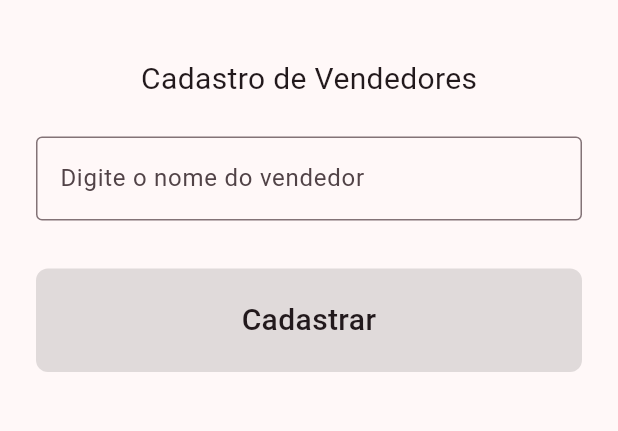
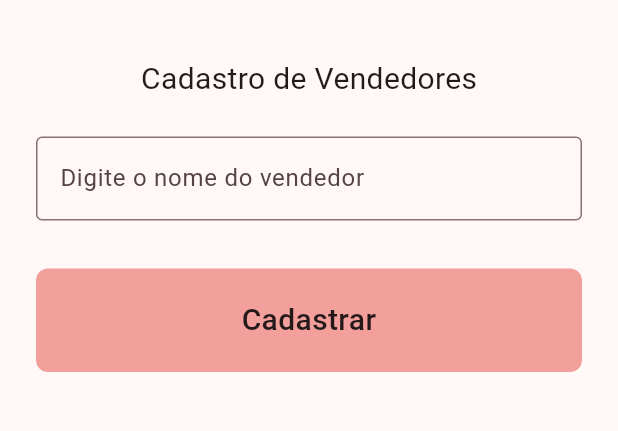
Before and after one commit to dantearaujo1/secret-shop, a Flutter app: the screen it shows after launch, after a tap on the "add" icon, on a phone screen of 412 x 824 dp, the part 63-494 px from its top. Run offline on Flutter 3.47's test engine with Material 3 defaults, Android fonts, the phone set to English and light mode, and no system bars; our stand-ins replace dio, equatable, flutter_bloc, liquid_pull_to_refresh; network calls fail.

Commit message:
Update colors

```diff
--- a/web_bd_system/lib/categories/home/widgets/categories_card.dart
+++ b/web_bd_system/lib/categories/home/widgets/categories_card.dart
@@ -77,7 +77,9 @@ class CategoriesCard extends StatelessWidget {
                   color: Colors.black,
                 ),
               ),
-              IconButton(
+              Padding(
+                padding: const EdgeInsets.only(right: 16),
+                child: IconButton(
                   onPressed: () {
                     context
                         .read<CategoriesBloc>()
@@ -89,6 +91,7 @@ class CategoriesCard extends StatelessWidget {
                     color: Colors.black,
                   ),
                 ),
+              ),
             ],
           ),
         ),
--- a/web_bd_system/lib/categories/update/widgets/categories_update.dart
+++ b/web_bd_system/lib/categories/update/widgets/categories_update.dart
@@ -4,6 +4,7 @@ import 'package:web_bd_system/categories/update/api/categories_update_model.dart
 import 'package:web_bd_system/categories/update/bloc/categories_update_bloc.dart';
 import 'package:web_bd_system/categories/update/bloc/categories_update_event.dart';
 import 'package:web_bd_system/categories/update/bloc/categories_update_state.dart';
+import 'package:web_bd_system/utils/app_colors.dart';
 
 class CategoriesUpdate extends StatelessWidget {
   CategoriesUpdate({super.key, required this.categoryID});
@@ -82,7 +83,7 @@ class CategoriesUpdate extends StatelessWidget {
                   width: double.infinity,
                   decoration: BoxDecoration(
                     borderRadius: BorderRadius.circular(8),
-                    color: Colors.black12,
+                    color: AppColors.primaryColor,
                   ),
                   child: const Padding(
                     padding: EdgeInsets.all(20.0),
--- a/web_bd_system/lib/clients/register/client_register.dart
+++ b/web_bd_system/lib/clients/register/client_register.dart
@@ -4,6 +4,7 @@ import 'package:web_bd_system/clients/register/api/client_post_model.dart';
 import 'package:web_bd_system/clients/register/bloc/client_register_bloc.dart';
 import 'package:web_bd_system/clients/register/bloc/client_register_event.dart';
 import 'package:web_bd_system/clients/register/bloc/client_register_state.dart';
+import 'package:web_bd_system/utils/app_colors.dart';
 
 class ClientRegister extends StatelessWidget {
   ClientRegister({super.key});
@@ -92,7 +93,7 @@ class ClientRegister extends StatelessWidget {
                   width: double.infinity,
                   decoration: BoxDecoration(
                     borderRadius: BorderRadius.circular(8),
-                    color: Colors.black12,
+                    color: AppColors.primaryColor,
                   ),
                   child: const Padding(
                     padding: EdgeInsets.all(20.0),
--- a/web_bd_system/lib/main.dart
+++ b/web_bd_system/lib/main.dart
@@ -1,5 +1,6 @@
 import 'package:flutter/material.dart';
 import 'package:web_bd_system/my_home_page.dart';
+import 'package:web_bd_system/utils/app_colors.dart';
 
 void main() {
   runApp(const MyApp());
@@ -14,7 +15,7 @@ class MyApp extends StatelessWidget {
       title: 'Flutter Demo',
       theme: ThemeData(
         colorScheme: ColorScheme.fromSeed(
-          seedColor: Colors.black12,
+          seedColor: AppColors.primaryColor,
         ),
         useMaterial3: true,
       ),
--- a/web_bd_system/lib/my_home_page.dart
+++ b/web_bd_system/lib/my_home_page.dart
@@ -14,6 +14,7 @@ import 'package:web_bd_system/sellers/home/widgets/sellers.dart';
 import 'package:web_bd_system/sellers/register/api/sellers_register_service.dart';
 import 'package:web_bd_system/sellers/register/bloc/sellers_register_bloc.dart';
 import 'package:web_bd_system/sellers/register/sellers_register.dart';
+import 'package:web_bd_system/utils/app_colors.dart';
 
 class MyHomePage extends StatefulWidget {
   const MyHomePage({super.key});
@@ -105,7 +106,10 @@ class _MyHomePageState extends State<MyHomePage> {
   Widget build(BuildContext context) {
     return Scaffold(
       appBar: AppBar(
-        title: Text(_setTitleBasedIndex()),
+        backgroundColor: AppColors.primaryColor,
+        title: Text(
+          _setTitleBasedIndex(),
+        ),
         actions: _shouldNotPresentAddButton.contains(_selectedIndex)
             ? []
             : [
@@ -123,17 +127,17 @@ class _MyHomePageState extends State<MyHomePage> {
                 )
               ],
       ),
-      // floatingActionButton: ,
       body: Center(
         child: _widgetOptions[_selectedIndex],
       ),
       drawer: Drawer(
+        surfaceTintColor: Colors.white,
         child: ListView(
           padding: EdgeInsets.zero,
           children: [
             const DrawerHeader(
               decoration: BoxDecoration(
-                color: Colors.black12,
+                color: AppColors.primaryColor,
               ),
               child: Text(
                 'Secret Beauty',
--- a/web_bd_system/lib/sellers/home/widgets/sellers.dart
+++ b/web_bd_system/lib/sellers/home/widgets/sellers.dart
@@ -6,6 +6,7 @@ import 'package:web_bd_system/sellers/home/bloc/sellers_bloc.dart';
 import 'package:web_bd_system/sellers/home/bloc/sellers_event.dart';
 import 'package:web_bd_system/sellers/home/bloc/sellers_state.dart';
 import 'package:web_bd_system/sellers/home/widgets/sellers_card.dart';
+import 'package:web_bd_system/utils/app_colors.dart';
 import 'package:web_bd_system/widgets/error_page.dart';
 import 'package:web_bd_system/widgets/loading_page.dart';
 
@@ -15,7 +16,8 @@ class Sellers extends StatelessWidget {
   @override
   Widget build(BuildContext context) {
     return BlocProvider(
-      create: (context) => SellersBloc(SellersServiceImpl())..add(SellersRequestEvent()),
+      create: (context) =>
+          SellersBloc(SellersServiceImpl())..add(SellersRequestEvent()),
       child: BlocListener<SellersBloc, SellersState>(
         listener: (context, state) {
           switch (state.runtimeType) {
@@ -39,8 +41,8 @@ class Sellers extends StatelessWidget {
                 final models = (state as SellersSuccessState).sellers;
 
                 return LiquidPullToRefresh(
-                  color: Colors.black12,
-                  backgroundColor: Colors.black12,
+                  color: AppColors.primaryColor,
+                  backgroundColor: AppColors.primaryColor,
                   onRefresh: () async {
                     context.read<SellersBloc>().add(SellersRequestEvent());
                   },
@@ -49,10 +51,13 @@ class Sellers extends StatelessWidget {
                     itemBuilder: (BuildContext context, int index) {
                       final model = models[index];
 
-                      return SellersCard(
-                        id: model.id,
-                        title: model.name,
-                        description: model.id,
+                      return Padding(
+                        padding: EdgeInsets.only(top: index == 0 ? 16 : 0),
+                        child: SellersCard(
+                          id: model.id,
+                          title: model.name,
+                          description: model.id,
+                        ),
                       );
                     },
                   ),
--- a/web_bd_system/lib/sellers/register/sellers_register.dart
+++ b/web_bd_system/lib/sellers/register/sellers_register.dart
@@ -4,6 +4,7 @@ import 'package:web_bd_system/sellers/register/api/sellers_post_model.dart';
 import 'package:web_bd_system/sellers/register/bloc/sellers_register_bloc.dart';
 import 'package:web_bd_system/sellers/register/bloc/sellers_register_event.dart';
 import 'package:web_bd_system/sellers/register/bloc/sellers_register_state.dart';
+import 'package:web_bd_system/utils/app_colors.dart';
 
 class SellersRegister extends StatelessWidget {
   SellersRegister({super.key});
@@ -61,7 +62,7 @@ class SellersRegister extends StatelessWidget {
                   width: double.infinity,
                   decoration: BoxDecoration(
                     borderRadius: BorderRadius.circular(8),
-                    color: Colors.black12,
+                    color: AppColors.primaryColor,
                   ),
                   child: const Padding(
                     padding: EdgeInsets.all(20.0),
--- a/web_bd_system/lib/sellers/update/widgets/seller_update.dart
+++ b/web_bd_system/lib/sellers/update/widgets/seller_update.dart
@@ -4,6 +4,7 @@ import 'package:web_bd_system/sellers/update/api/sellers_update_model.dart';
 import 'package:web_bd_system/sellers/update/bloc/sellers_update_bloc.dart';
 import 'package:web_bd_system/sellers/update/bloc/sellers_update_event.dart';
 import 'package:web_bd_system/sellers/update/bloc/sellers_update_state.dart';
+import 'package:web_bd_system/utils/app_colors.dart';
 
 class SellersUpdate extends StatelessWidget {
   SellersUpdate({super.key, required this.sellerID});
@@ -65,7 +66,7 @@ class SellersUpdate extends StatelessWidget {
                   width: double.infinity,
                   decoration: BoxDecoration(
                     borderRadius: BorderRadius.circular(8),
-                    color: Colors.black12,
+                    color: AppColors.primaryColor,
                   ),
                   child: const Padding(
                     padding: EdgeInsets.all(20.0),
--- /dev/null
+++ b/web_bd_system/lib/utils/app_colors.dart
@@ -0,0 +1,5 @@
+import 'dart:ui';
+
+class AppColors {
+  static const primaryColor = Color(0xFFF39F9B);
+}
--- a/web_bd_system/lib/widgets/error_page.dart
+++ b/web_bd_system/lib/widgets/error_page.dart
@@ -1,4 +1,5 @@
 import 'package:flutter/material.dart';
+import 'package:web_bd_system/utils/app_colors.dart';
 
 class ErrorPage extends StatelessWidget {
   const ErrorPage({
@@ -30,7 +31,7 @@ class ErrorPage extends StatelessWidget {
               child: const Text(
                 'Tentar novamente',
                 softWrap: true,
-                style: TextStyle(color: Colors.black),
+                style: TextStyle(color: AppColors.primaryColor),
               ),
             ),
           ],
--- a/web_bd_system/lib/widgets/loading_page.dart
+++ b/web_bd_system/lib/widgets/loading_page.dart
@@ -1,4 +1,5 @@
 import 'package:flutter/material.dart';
+import 'package:web_bd_system/utils/app_colors.dart';
 
 class LoadingPage extends StatelessWidget {
   const LoadingPage({super.key});
@@ -7,7 +8,7 @@ class LoadingPage extends StatelessWidget {
   Widget build(BuildContext context) {
     return const Center(
       child: CircularProgressIndicator(
-        color: Colors.black12,
+        color: AppColors.primaryColor,
       ),
     );
   }
```
Also changed, not shown: web_bd_system/lib/categories/home/widgets/categories.dart (+10 -6 lines), web_bd_system/lib/categories/register/widgets/categories_register.dart (+6 -5 lines), web_bd_system/lib/clients/home/widgets/clients.dart (+10 -6 lines), web_bd_system/lib/products/home/widgets/products.dart (+13 -8 lines), web_bd_system/lib/sales/widgets/sales.dart (+10 -6 lines). Lines whose indentation alone changed are shown as unchanged.
